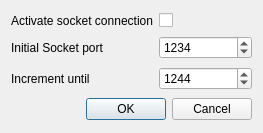
Old version of the form branches/sayonara-600/GUI/SocketConfiguration/GUI_SocketSetup.ui in the repository shahid334/sayonara-player.
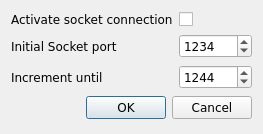
New version of the form.

Patch:
```diff
--- a/branches/sayonara-600/GUI/SocketConfiguration/GUI_SocketSetup.ui
+++ b/branches/sayonara-600/GUI/SocketConfiguration/GUI_SocketSetup.ui
@@ -7,7 +7,7 @@
     <x>0</x>
     <y>0</y>
     <width>263</width>
-    <height>133</height>
+    <height>134</height>
    </rect>
   </property>
   <property name="windowTitle">
@@ -16,6 +16,11 @@
   <layout class="QGridLayout" name="gridLayout">
    <item row="0" column="0">
     <widget class="QLabel" name="label_2">
+     <property name="font">
+      <font>
+       <family>DejaVu Sans</family>
+      </font>
+     </property>
      <property name="text">
       <string>Activate socket connection</string>
      </property>
@@ -23,6 +28,11 @@
    </item>
    <item row="3" column="0" colspan="2">
     <widget class="QDialogButtonBox" name="buttonBox">
+     <property name="font">
+      <font>
+       <family>DejaVu Sans</family>
+      </font>
+     </property>
      <property name="focusPolicy">
       <enum>Qt::NoFocus</enum>
      </property>
@@ -36,6 +46,11 @@
    </item>
    <item row="0" column="1">
     <widget class="QCheckBox" name="cb_activate">
+     <property name="font">
+      <font>
+       <family>DejaVu Sans</family>
+      </font>
+     </property>
      <property name="layoutDirection">
       <enum>Qt::LeftToRight</enum>
      </property>
@@ -46,6 +61,11 @@
    </item>
    <item row="1" column="0">
     <widget class="QLabel" name="label">
+     <property name="font">
+      <font>
+       <family>DejaVu Sans</family>
+      </font>
+     </property>
      <property name="text">
       <string>Initial Socket port</string>
      </property>
@@ -53,6 +73,11 @@
    </item>
    <item row="1" column="1">
     <widget class="QSpinBox" name="sb_start">
+     <property name="font">
+      <font>
+       <family>DejaVu Sans</family>
+      </font>
+     </property>
      <property name="minimum">
       <number>1024</number>
      </property>
@@ -66,6 +91,11 @@
    </item>
    <item row="2" column="0">
     <widget class="QLabel" name="label_3">
+     <property name="font">
+      <font>
+       <family>DejaVu Sans</family>
+      </font>
+     </property>
      <property name="toolTip">
       <string>If no connection can be established, try to increment port until...</string>
      </property>
@@ -76,6 +106,11 @@
    </item>
    <item row="2" column="1">
     <widget class="QSpinBox" name="sb_increment">
+     <property name="font">
+      <font>
+       <family>DejaVu Sans</family>
+      </font>
+     </property>
      <property name="minimum">
       <number>1024</number>
      </property>
```
